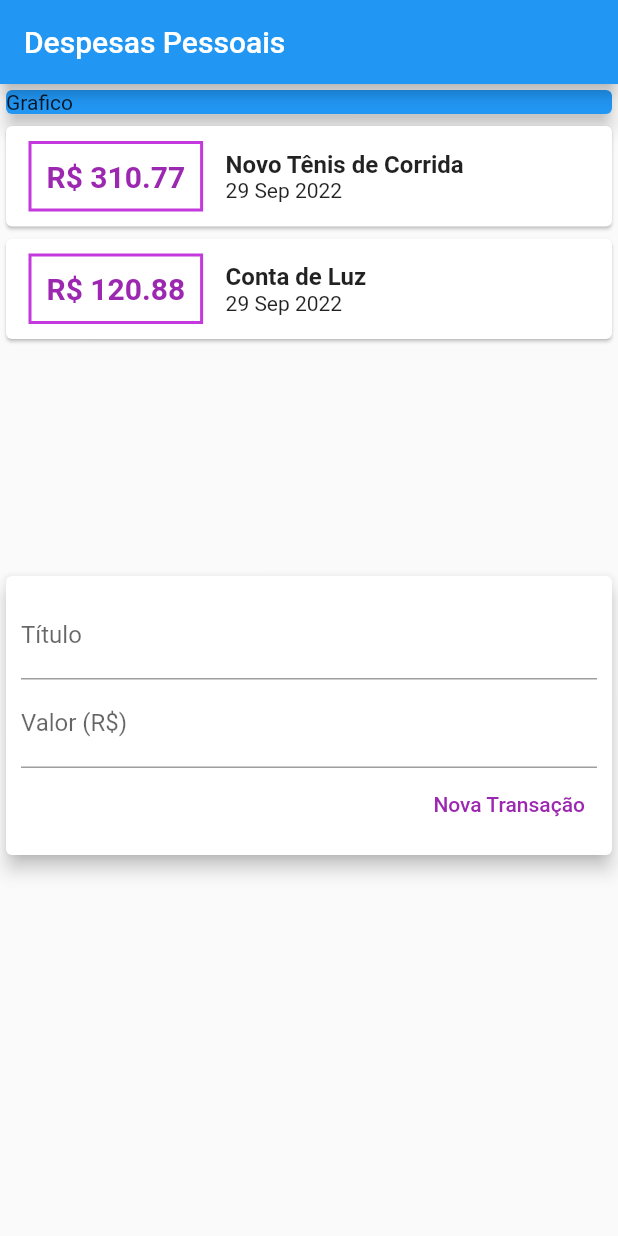
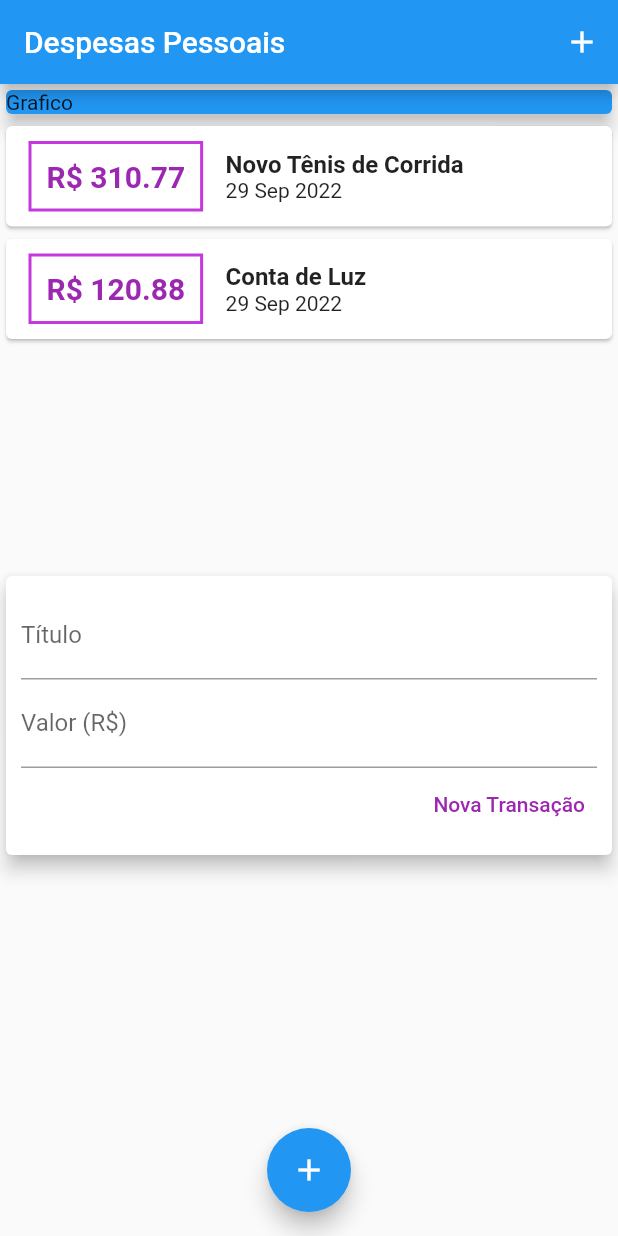
Before and after one commit to DaniloSacramento/Despesas-Pessoais-App, a Flutter app: the screen it shows after launch, on a phone screen of 412 x 824 dp. Run offline on Flutter 3.47's test engine with Material 2 defaults, Android fonts, the phone set to English and light mode, and no system bars.

Commit message:
utilizando botao

```diff
--- a/expenses/lib/main.dart
+++ b/expenses/lib/main.dart
@@ -24,6 +24,11 @@ class MyHomePage extends StatelessWidget {
     return Scaffold(
       appBar: AppBar(
         title: Text("Despesas Pessoais"),
+        actions: [
+          IconButton(icon: Icon(Icons.add),
+          onPressed: () {},
+          )
+        ],
       ),
       body: SingleChildScrollView(
         child: Column(
@@ -39,7 +44,12 @@ class MyHomePage extends StatelessWidget {
             TransactionUser(),
           ],
         ),
-      )
+      ),
+      floatingActionButton: FloatingActionButton(
+        child: Icon(Icons.add),
+        onPressed: () {},
+      ),
+      floatingActionButtonLocation: FloatingActionButtonLocation.centerFloat,
     );
   }
 }
```
Also changed, not shown: expenses/lib/components/transaction_form.dart (+5 -5 lines).
